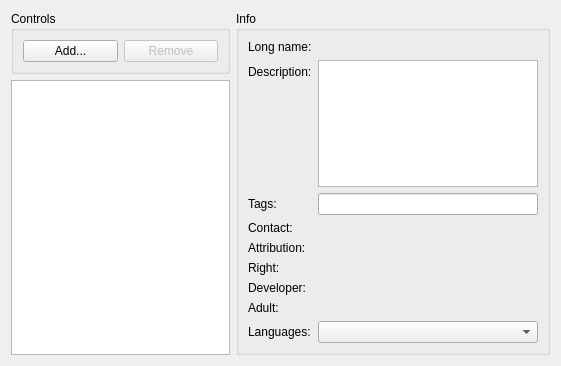
The window that src/plugins/seekthru/searcherslist.ui (0xd34df00d/leechcraft) describes before a commit, drawn with Qt 5.
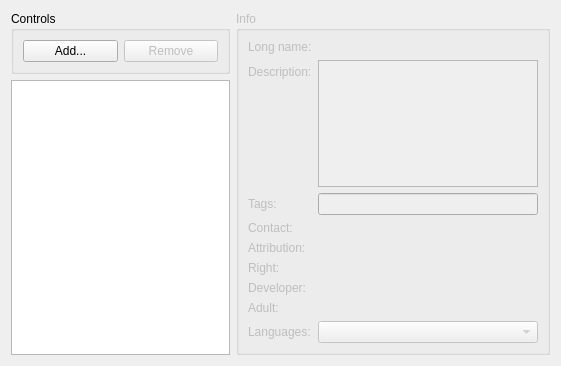
The same window after the commit.

Commit message: SeekThru: fixed segfault when tagging with no selection.

The edit to the form file:
```diff
--- a/src/plugins/seekthru/searcherslist.ui
+++ b/src/plugins/seekthru/searcherslist.ui
@@ -52,7 +52,10 @@
       </layout>
      </item>
      <item>
-      <widget class="QGroupBox" name="groupBox_2">
+      <widget class="QGroupBox" name="InfoBox_">
+       <property name="enabled">
+        <bool>false</bool>
+       </property>
        <property name="title">
         <string>Info</string>
        </property>
```
The commit also changes 1 other file.
